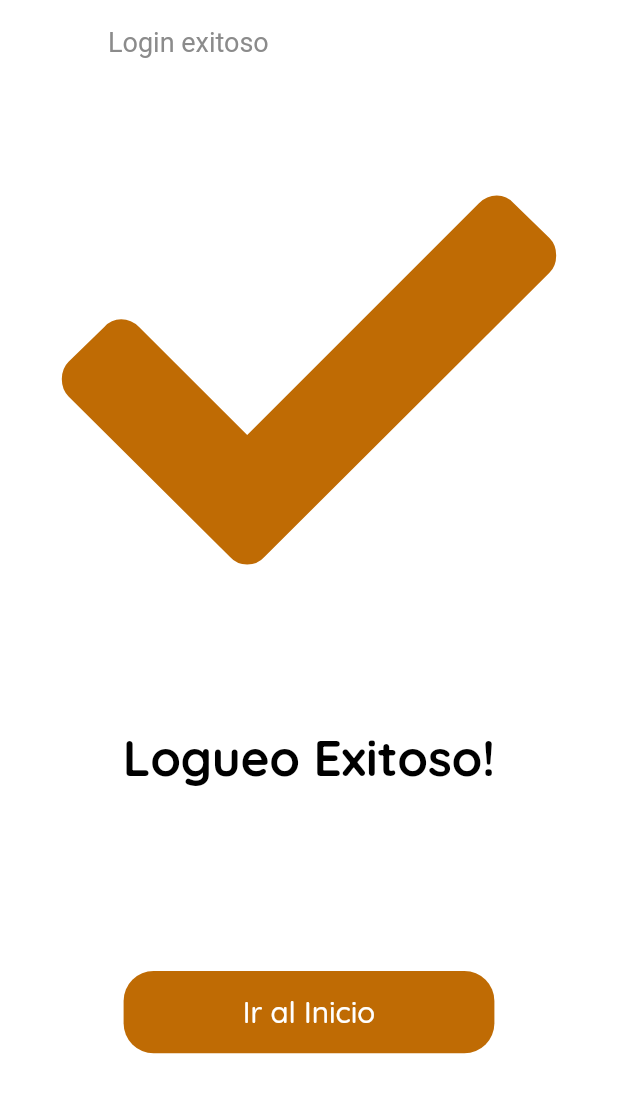
After one commit to tech-andgar/mipeluqueriapp_flutter, a Flutter app: the LoginSuccessScreen screen opened by its route, on a phone screen of 412 x 824 dp. The commit adds this screen. Shown: the top 1093 px of the screen. Run offline on Flutter 3.47's test engine with Material 2 defaults, Android fonts, the phone set to English and light mode, and no system bars; our stand-ins replace email_validator, flutter_svg, font_awesome_flutter.

Commit message:
Add login_success_screen

```diff
--- a/lib/routes.dart
+++ b/lib/routes.dart
@@ -1,5 +1,6 @@
 import 'package:flutter/widgets.dart';
 import 'package:mi_peluqueriapp/screens/forgot_password/forgot_password_screen.dart';
+import 'package:mi_peluqueriapp/screens/login_success/login_success_screen.dart';
 import 'package:mi_peluqueriapp/screens/sign_in/sign_in_screen.dart';
 import 'package:mi_peluqueriapp/screens/splash/splash_screen.dart';
 
@@ -7,4 +8,5 @@ final Map<String, WidgetBuilder> routes = {
   SplashScreen.routeName: (context) => SplashScreen(),
   SignInScreen.routeName: (context) => SignInScreen(),
   ForgotPasswordScreen.routeName: (context) => ForgotPasswordScreen(),
+  LoginSuccessScreen.routeName: (context) => LoginSuccessScreen()
 };
--- /dev/null
+++ b/lib/screens/login_success/components/login_success_body.dart
@@ -0,0 +1,45 @@
+import 'package:flutter/material.dart';
+import 'package:font_awesome_flutter/font_awesome_flutter.dart';
+import 'package:mi_peluqueriapp/components/button/default_button.dart';
+import 'package:mi_peluqueriapp/constants.dart';
+import 'package:mi_peluqueriapp/size_config.dart';
+
+class LoginSuccessBody extends StatelessWidget {
+  // const LoginSuccessBody({Key key}) : super(key: key);
+
+  @override
+  Widget build(BuildContext context) {
+    return SizedBox(
+      width: double.infinity,
+      child: Column(
+        children: [
+          SizedBox(height: SizeConfig.screenHeight * 0.04),
+          Icon(
+            FontAwesomeIcons.check,
+            color: kPrimaryColor,
+            size: SizeConfig.screenHeight * 0.4, //%40
+          ),
+          SizedBox(height: SizeConfig.screenHeight * 0.08),
+          Text(
+            "Logueo Exitoso!",
+            style: TextStyle(
+              fontSize: getProportionteScreenWidth(30),
+              fontWeight: FontWeight.bold,
+              color: Colors.black,
+            ),
+          ),
+          Spacer(),
+          SizedBox(
+            width: SizeConfig.screenWidth * 0.6,
+            height: getProportionteScreenWidth(50),
+            child: DefaultButton(
+              text: "Ir al Inicio",
+              press: () {},
+            ),
+          ),
+          Spacer(),
+        ],
+      ),
+    );
+  }
+}
--- /dev/null
+++ b/lib/screens/login_success/login_success_screen.dart
@@ -0,0 +1,19 @@
+import 'package:flutter/material.dart';
+import 'package:mi_peluqueriapp/screens/login_success/components/login_success_body.dart';
+
+class LoginSuccessScreen extends StatelessWidget {
+  static String routeName = '/login_success';
+
+  @override
+  Widget build(BuildContext context) {
+    return Container(
+      child: Scaffold(
+        appBar: AppBar(
+          leading: SizedBox(),
+          title: Text("Login exitoso"),
+        ),
+        body: LoginSuccessBody(),
+      ),
+    );
+  }
+}
--- a/lib/screens/sign_in/components/sign_in_form.dart
+++ b/lib/screens/sign_in/components/sign_in_form.dart
@@ -4,6 +4,7 @@ import 'package:font_awesome_flutter/font_awesome_flutter.dart';
 import 'package:mi_peluqueriapp/components/button/default_button.dart';
 import 'package:mi_peluqueriapp/constants.dart';
 import 'package:mi_peluqueriapp/screens/forgot_password/forgot_password_screen.dart';
+import 'package:mi_peluqueriapp/screens/login_success/login_success_screen.dart';
 import 'package:mi_peluqueriapp/screens/sign_in/components/custom_surffix_icon.dart';
 import 'package:mi_peluqueriapp/screens/sign_in/components/form_error.dart';
 import 'package:mi_peluqueriapp/size_config.dart';
@@ -69,6 +70,9 @@ class _SignFormState extends State<SignForm> {
               press: () {
                 if (_formKey.currentState.validate()) {
                   _formKey.currentState.save();
+
+                  // TODO if all are vali then go to success screen
+                  Navigator.pushNamed(context, LoginSuccessScreen.routeName);
                   // Scaffold.of(context).showSnackBar(
                   //   SnackBar(
                   //     content: Text('Processing Data'),
@@ -105,10 +109,12 @@ class _SignFormState extends State<SignForm> {
           setState(() {
             errors.add(kPassNullError);
           });
+          return '';
         } else if (value.length < 8 && !errors.contains(kSortPassError)) {
           setState(() {
             errors.add(kSortPassError);
           });
+          return '';
         }
         return null;
       },
@@ -144,10 +150,13 @@ class _SignFormState extends State<SignForm> {
           setState(() {
             errors.add(kEmailNullError);
           });
+          return '';
+
         } else if (!EmailValidator.validate(value) && !errors.contains(kInvalidEmailError)) {
           setState(() {
             errors.add(kInvalidEmailError);
           });
+          return '';
         }
         return null;
       },
```
